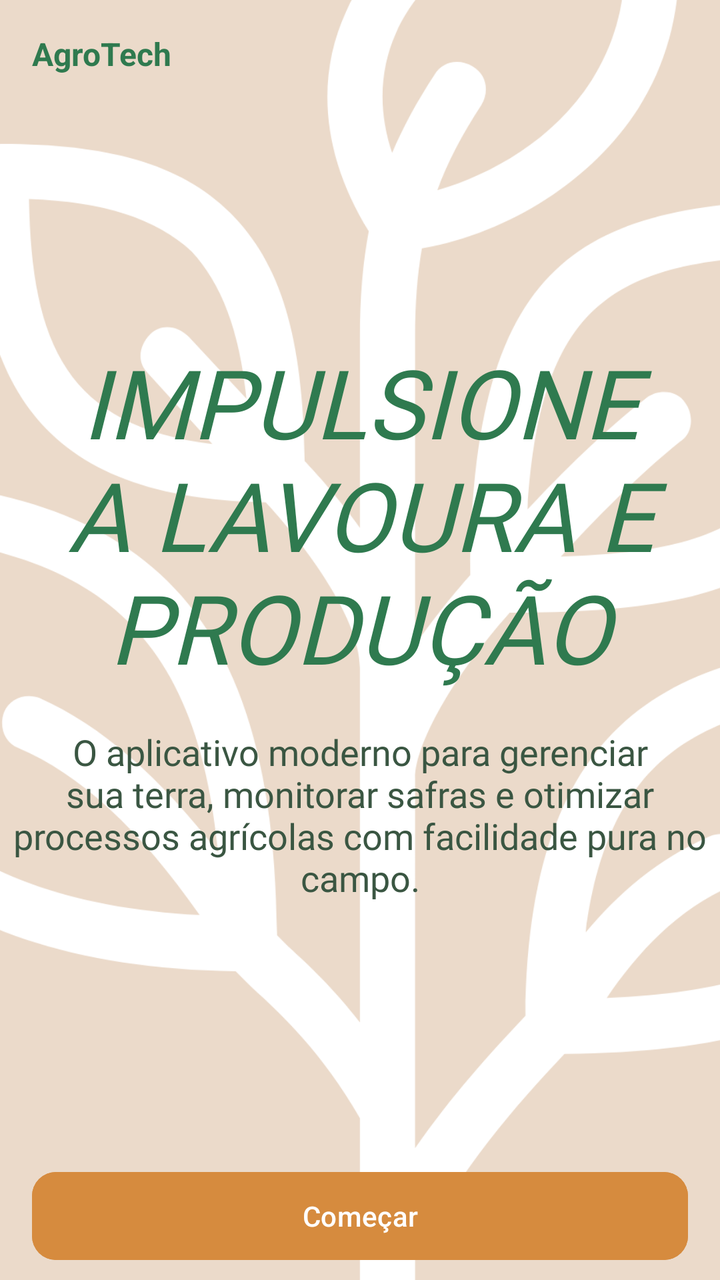
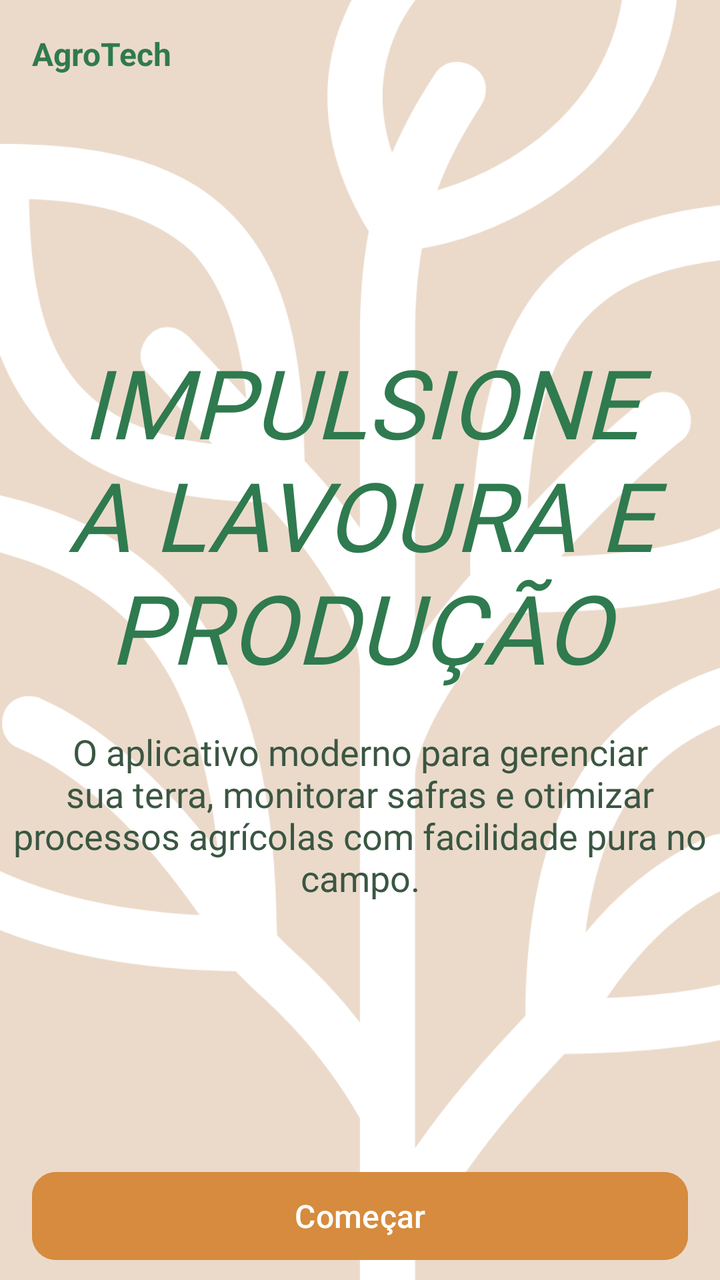

Compare the two renders of this Android layout. The source of the first and the diff that turns it into the second are given below.
<!-- AndroidManifest.xml: application theme Theme.AgroTech -->
<!-- res/layout/fragment_welcome.xml -->
<?xml version="1.0" encoding="utf-8"?>
<androidx.constraintlayout.widget.ConstraintLayout xmlns:android="http://schemas.android.com/apk/res/android"
    xmlns:app="http://schemas.android.com/apk/res-auto"
    xmlns:tools="http://schemas.android.com/tools"
    android:layout_width="match_parent"
    android:layout_height="match_parent"
    android:background="@color/background">

    <ImageView
        android:id="@+id/iv_welcome_background"
        android:layout_width="match_parent"
        android:layout_height="match_parent"
        android:src="@drawable/ic_welcome_plant"
        android:scaleType="center" />

    <TextView
        android:id="@+id/tv_welcome_app_name"
        android:layout_width="0dp"
        android:layout_height="wrap_content"
        android:text="@string/app_name"
        android:textColor="@color/accent"
        android:textStyle="bold"
        android:textSize="16sp"
        android:layout_marginStart="16dp"
        android:layout_marginTop="16dp"

        app:layout_constraintBottom_toTopOf="@id/spacer_welcome_between_app_name"
        app:layout_constraintEnd_toEndOf="parent"
        app:layout_constraintStart_toStartOf="parent"
        app:layout_constraintTop_toTopOf="parent" />

    <View
        android:id="@+id/spacer_welcome_between_app_name"
        android:layout_width="0dp"
        android:layout_height="0dp"

        app:layout_constraintBottom_toTopOf="@id/tv_welcome_title"
        app:layout_constraintEnd_toEndOf="parent"
        app:layout_constraintStart_toStartOf="parent"
        app:layout_constraintTop_toBottomOf="@id/tv_welcome_app_name" />


    <TextView
        android:id="@+id/tv_welcome_title"
        android:layout_width="0dp"
        android:layout_height="wrap_content"
        android:layout_marginBottom="18dp"
        android:fontFamily="@font/playfair_display_medium"
        android:text="@string/welcome_title"
        android:textAlignment="center"
        android:textColor="@color/accent"
        android:textSize="48sp"
        android:textStyle="italic"

        app:layout_constraintBottom_toTopOf="@id/tv_welcome_description"
        app:layout_constraintEnd_toEndOf="parent"
        app:layout_constraintStart_toStartOf="parent"
        app:layout_constraintTop_toBottomOf="@id/spacer_welcome_between_app_name" />

    <TextView
        android:id="@+id/tv_welcome_description"
        android:layout_width="0dp"
        android:layout_height="wrap_content"
        android:fontFamily="@font/inter_light"
        android:text="@string/welcome_description"
        android:layout_marginStart="6dp"
        android:layout_marginEnd="6dp"

        android:textAlignment="center"
        android:textColor="@color/text"
        android:textSize="18sp"
        app:layout_constraintBottom_toTopOf="@id/spacer_welcome_between_description"
        app:layout_constraintEnd_toEndOf="parent"
        app:layout_constraintStart_toStartOf="parent"
        app:layout_constraintTop_toBottomOf="@id/tv_welcome_title" />

    <View
        android:id="@+id/spacer_welcome_between_description"
        android:layout_width="0dp"
        android:layout_height="0dp"

        app:layout_constraintBottom_toTopOf="@id/btn_welcome_start"
        app:layout_constraintEnd_toEndOf="parent"
        app:layout_constraintStart_toStartOf="parent"
        app:layout_constraintTop_toBottomOf="@id/tv_welcome_description" />

    <com.google.android.material.button.MaterialButton
        android:id="@+id/btn_welcome_start"
        android:layout_width="0dp"
        android:layout_height="52dp"
        android:backgroundTint="@color/secondary"
        android:textColor="@color/white"
        android:text="@string/welcome_start"
        android:layout_marginStart="16dp"
        android:layout_marginEnd="16dp"
        android:layout_marginBottom="6dp"

        app:cornerRadius="12dp"

        app:layout_constraintBottom_toBottomOf="parent"
        app:layout_constraintEnd_toEndOf="parent"
        app:layout_constraintStart_toStartOf="parent"
        app:layout_constraintTop_toBottomOf="@id/spacer_welcome_between_description"

        />

</androidx.constraintlayout.widget.ConstraintLayout>
<!-- resources referenced by this layout -->
<resources>
  <color name="accent">#2F7A4F</color>
  <color name="background">#EBDACA</color>
  <color name="secondary">#D68B3E</color>
  <color name="text">#3A5642</color>
  <color name="white">#FFFFFFFF</color>
  <!-- drawable ic_welcome_plant: vector/xml drawable (drawable, 2947 chars, omitted) -->
  <string name="app_name">AgroTech</string>
  <string name="welcome_description">O aplicativo moderno para gerenciar sua terra, monitorar safras e otimizar processos agrícolas com facilidade pura no campo.</string>
  <string name="welcome_start">Começar</string>
  <string name="welcome_title">IMPULSIONE A LAVOURA E PRODUÇÃO</string>
  <style name="Theme.AgroTech" parent="Base.Theme.AgroTech" />
  <style name="Base.Theme.AgroTech" parent="Theme.Material3.DayNight.NoActionBar">
          
          
      </style>
</resources>

<!-- the commit's change to res/layout/fragment_welcome.xml (unified diff, before → after) -->
@@ -91,6 +91,7 @@
         android:backgroundTint="@color/secondary"
         android:textColor="@color/white"
         android:text="@string/welcome_start"
+        android:textSize="16sp"
         android:layout_marginStart="16dp"
         android:layout_marginEnd="16dp"
         android:layout_marginBottom="6dp"
